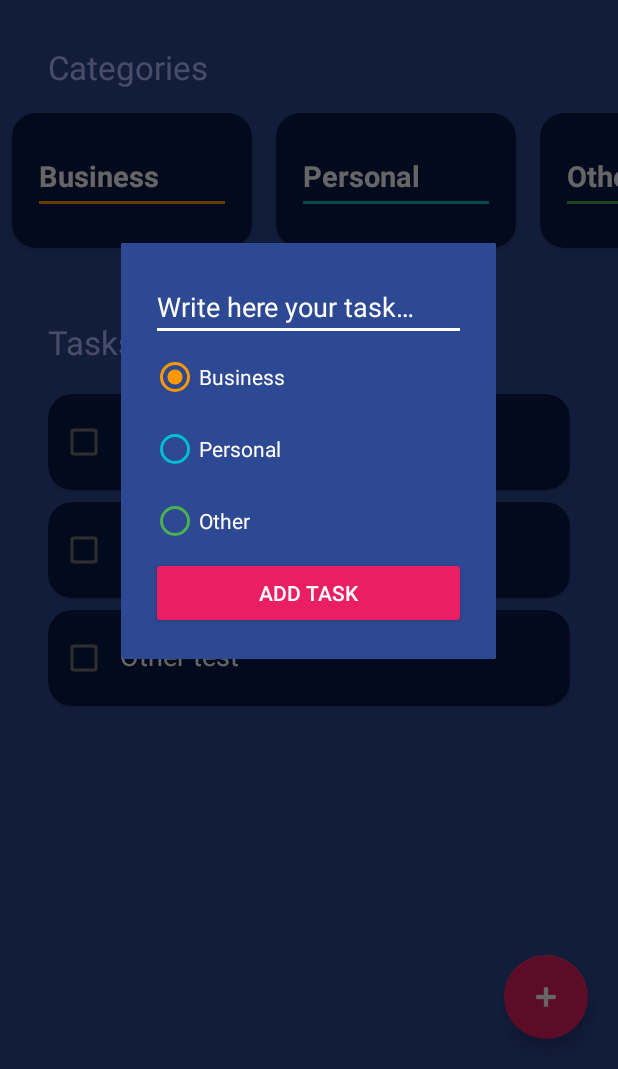
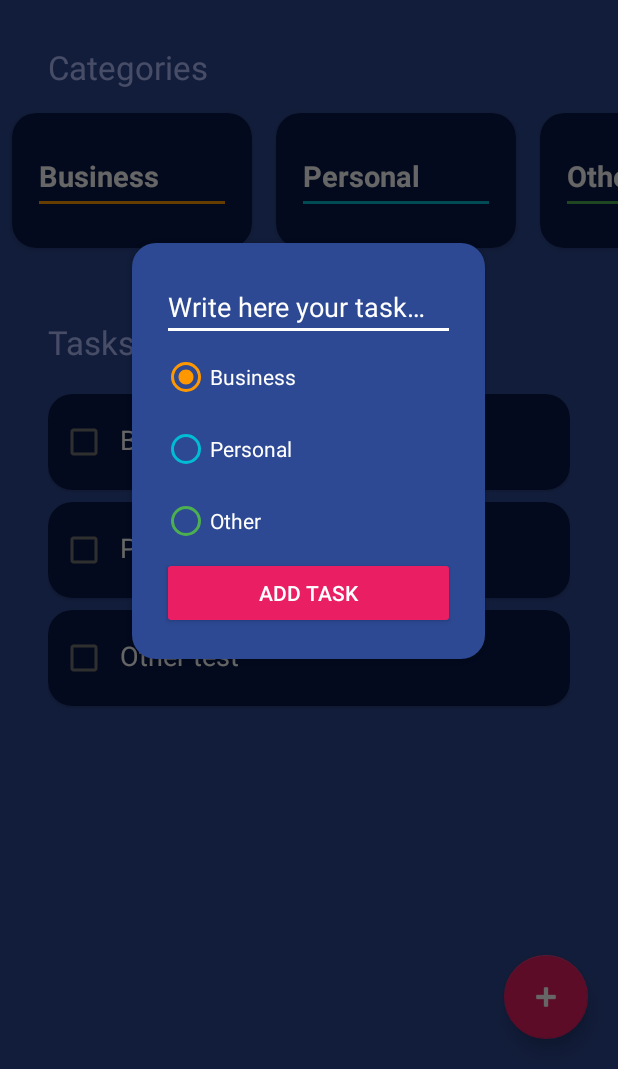
Before and after one commit to Nestor162/SimpleToDoApp, an Android app: the screen it shows after launch (ToDoActivity), after a tap on "Add a task", on a phone screen of 412 x 824 dp, the part 167-1236 px from its top. Run offline under Robolectric (Android 15) with nearby library versions, the light colour scheme and no system bars.

Commit message:
Improve dialog style

```diff
--- a/app/src/main/java/com/nestorcicardini/simpletodoapp/ToDoActivity.kt
+++ b/app/src/main/java/com/nestorcicardini/simpletodoapp/ToDoActivity.kt
@@ -61,6 +61,7 @@
     private fun showDialog() {
         val dialog = Dialog(this)
         dialog.setContentView(R.layout.dialog_new_task)
+        dialog.window?.setBackgroundDrawableResource(android.R.color.transparent)
         dialog.show()
     }
 
--- a/app/src/main/res/layout/dialog_new_task.xml
+++ b/app/src/main/res/layout/dialog_new_task.xml
@@ -1,12 +1,19 @@
 <?xml version="1.0" encoding="utf-8"?>
-<androidx.appcompat.widget.LinearLayoutCompat xmlns:android="http://schemas.android.com/apk/res/android"
+<androidx.cardview.widget.CardView xmlns:android="http://schemas.android.com/apk/res/android"
+    xmlns:app="http://schemas.android.com/apk/res-auto"
     android:layout_width="250dp"
+    android:layout_height="wrap_content"
+    app:cardBackgroundColor="@android:color/transparent"
+    app:cardCornerRadius="16dp"
+    app:cardUseCompatPadding="true">
+
+    <androidx.appcompat.widget.LinearLayoutCompat
+        android:layout_width="match_parent"
         android:layout_height="wrap_content"
         android:background="@color/background_app"
         android:orientation="vertical"
-    android:padding="20dp"
+        android:padding="20dp">
 
-    >
 
         <androidx.appcompat.widget.AppCompatEditText
             android:id="@+id/etTask"
@@ -57,3 +64,4 @@
             android:textColor="@color/white" />
 
     </androidx.appcompat.widget.LinearLayoutCompat>
+</androidx.cardview.widget.CardView>
```
Lines whose indentation alone changed are shown as unchanged.
